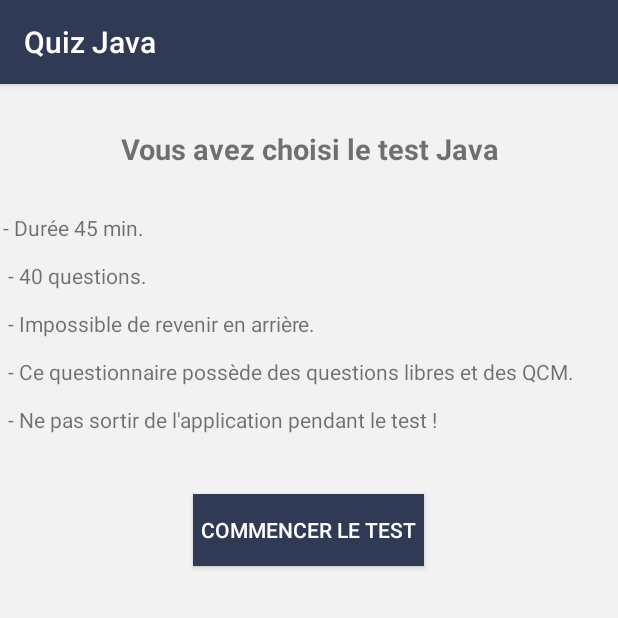
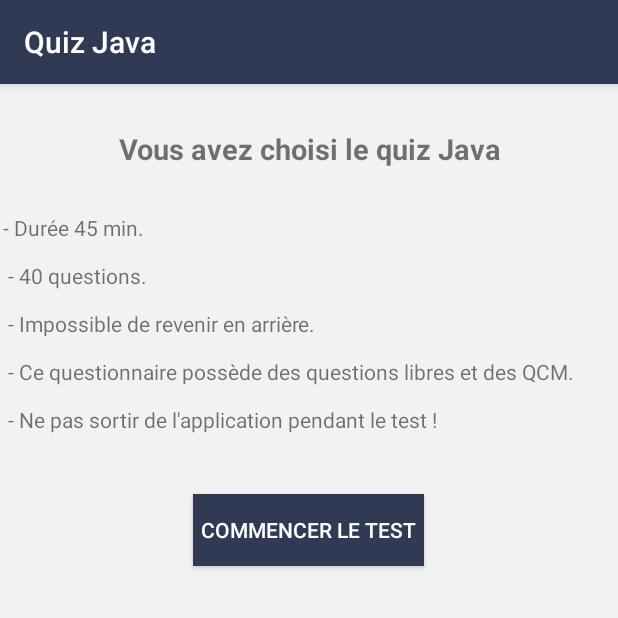
Before and after one commit to juju75dev/YGLApp, an Android app: the screen it shows after launch (QuizzActivity), after a tap on "Quiz Java", on a phone screen of 412 x 824 dp, the top half of it. Run offline under Robolectric (Android 15) with nearby library versions, the phone set to English and light mode, and no system bars; our stand-ins replace ButterKnife.

```diff
--- a/app/src/main/java/ygl/com/yglapp/QuizzActivity.java
+++ b/app/src/main/java/ygl/com/yglapp/QuizzActivity.java
@@ -77,11 +77,10 @@ public class QuizzActivity extends AppCompatActivity implements OnTimerFinished
 
                 checkAnswer(index);
 
-                if (index < quiz.getQuestions().size()){
+                if (index < quiz.getQuestions().size()-1){
 
                     radioGroup.clearCheck();
                     setQuestion(++index);
-
 
                 }else{
                     //QUIZ FINI
--- a/app/src/main/res/layout/question_layout.xml
+++ b/app/src/main/res/layout/question_layout.xml
@@ -34,8 +34,8 @@
                 android:layout_height="wrap_content"
                 android:layout_alignParentRight="true"
                 android:padding="5dp"
-                android:text="Question 1/40"
-                android:textSize="10dp" />
+                android:textSize="10dp"
+                android:text=""/>
 
 
         </RelativeLayout>
--- a/app/src/main/res/layout/warning_layout.xml
+++ b/app/src/main/res/layout/warning_layout.xml
@@ -14,7 +14,7 @@
         android:textStyle="bold"
         android:paddingTop="30dp"
         android:textSize="19dp"
-        android:text="Vous avez choisi le test Java"/>
+        android:text="Vous avez choisi le quiz Java"/>
 
 
     <TextView
```
